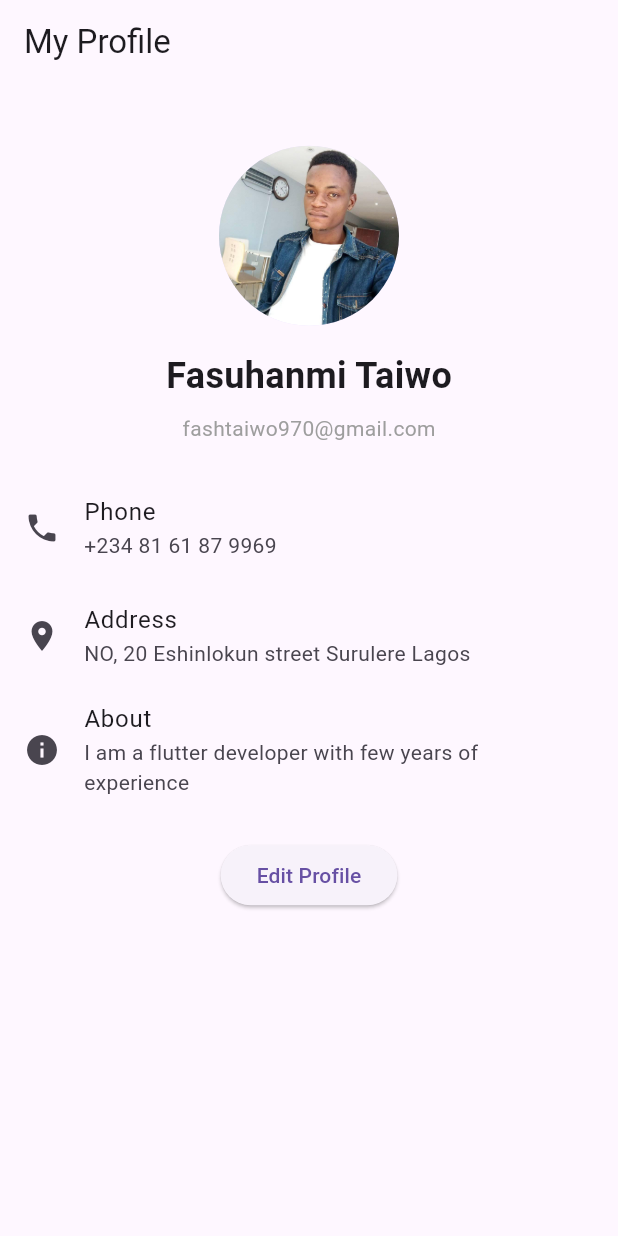
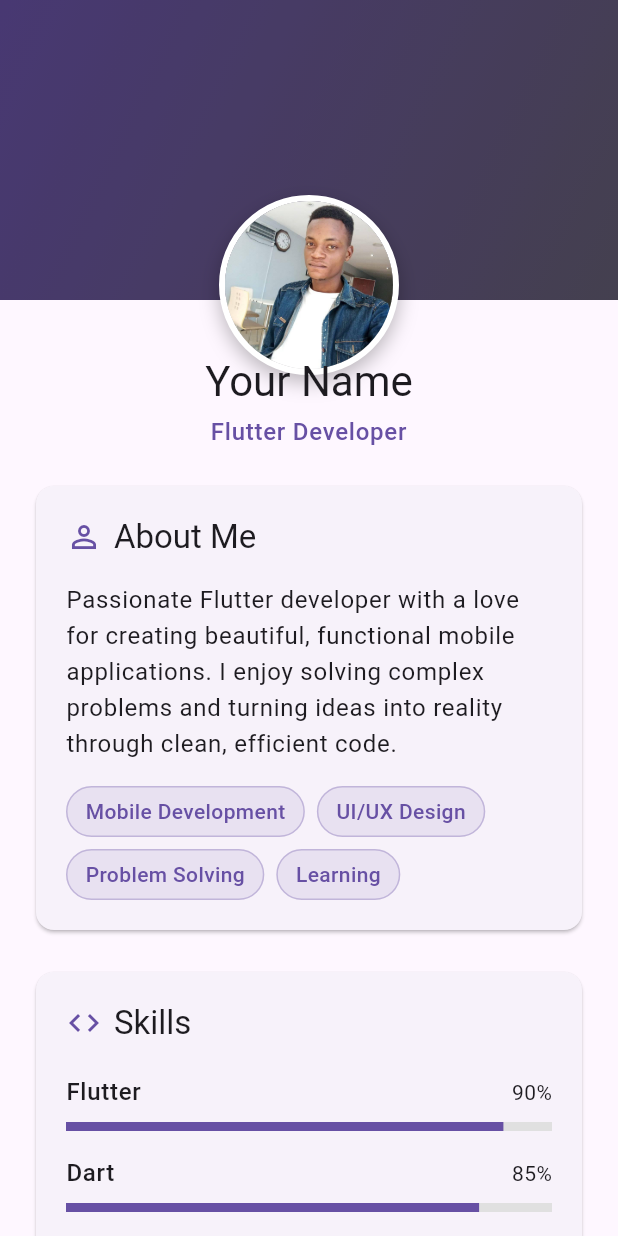
Before and after one commit to FashT/Profile-page, a Flutter app: the screen it shows after launch, on a phone screen of 412 x 824 dp. Run offline on Flutter 3.47's test engine with Material 3 defaults, Android fonts, the phone set to English and light mode, and no system bars; our stand-ins replace font_awesome_flutter.

Commit message:
second changes

```diff
--- a/lib/main.dart
+++ b/lib/main.dart
@@ -1,5 +1,6 @@
 import 'package:flutter/material.dart';
-import 'package:profile_app/profile_screen.dart';
+
+import 'package:profile_app/screens/profile_screen.dart';
 
 void main() {
   runApp(const MyApp());
@@ -15,8 +16,9 @@ class MyApp extends StatelessWidget {
       debugShowCheckedModeBanner: false,
       themeMode: ThemeMode.system,
       darkTheme: ThemeData.dark(),
-      title: 'Flutter Demo',
+      title: 'My Profile',
       home: ProfileScreen(),
+
     );
   }
 }
--- a/lib/profile_screen.dart
+++ /dev/null
@@ -1,54 +0,0 @@
-import 'package:flutter/material.dart';
-
-
-class ProfileScreen extends StatelessWidget {
-  const ProfileScreen({super.key});
-
-  @override
-  Widget build(BuildContext context) {
-    final size = MediaQuery.of(context).size;
-    return Scaffold(
-      appBar: AppBar(title: const Text('My Profile')),
-      body: Column(
-        mainAxisAlignment: MainAxisAlignment.start,
-        children: [
-          SizedBox(height: size.height * 0.05),
-          const CircleAvatar(
-            radius: 60,
-            backgroundImage: AssetImage('assets/images/fasht.jpg'),
-          ),
-          SizedBox(height: size.height * 0.02),
-          const Text(
-            'Fasuhanmi Taiwo',
-            style: TextStyle(fontSize: 24, fontWeight: FontWeight.bold),
-          ),
-          SizedBox(height: size.height * 0.01),
-          const Text(
-            'fashtaiwo970@gmail.com',
-            style: TextStyle(color: Colors.grey),
-          ),
-          SizedBox(height: size.height * 0.024),
-          ListTile(
-            leading: const Icon(Icons.phone),
-            title: const Text('Phone'),
-            subtitle: const Text('+234 81 61 87 9969'),
-          ),
-          ListTile(
-            leading: const Icon(Icons.location_on),
-            title: const Text('Address'),
-            subtitle: const Text('NO, 20 Eshinlokun street Surulere Lagos'),
-          ),
-          ListTile(
-            leading: const Icon(Icons.info),
-            title: const Text('About'),
-            subtitle: const Text(
-              'I am a flutter developer with few years of experience',
-            ),
-          ),
-          SizedBox(height: size.height * 0.024),
-          ElevatedButton(onPressed: () {}, child: const Text('Edit Profile')),
-        ],
-      ),
-    );
-  }
-}
--- /dev/null
+++ b/lib/screens/about_section.dart
@@ -0,0 +1,72 @@
+// lib/widgets/about_section.dart
+import 'package:flutter/material.dart';
+
+class AboutSection extends StatelessWidget {
+  const AboutSection({super.key});
+
+  @override
+  Widget build(BuildContext context) {
+    return Padding(
+      padding: const EdgeInsets.symmetric(horizontal: 20),
+      child: Card(
+        child: Padding(
+          padding: const EdgeInsets.all(20),
+          child: Column(
+            crossAxisAlignment: CrossAxisAlignment.start,
+            children: [
+              Row(
+                children: [
+                  Icon(
+                    Icons.person_outline,
+                    color: Theme.of(context).colorScheme.primary,
+                    size: 24,
+                  ),
+                  const SizedBox(width: 8),
+                  Text(
+                    'About Me',
+                    style: Theme.of(context).textTheme.titleLarge,
+                  ),
+                ],
+              ),
+              const SizedBox(height: 16),
+              Text(
+                'Passionate Flutter developer with a love for creating beautiful, functional mobile applications. I enjoy solving complex problems and turning ideas into reality through clean, efficient code.',
+                style: Theme.of(context).textTheme.bodyLarge,
+              ),
+              const SizedBox(height: 16),
+              Wrap(
+                spacing: 8,
+                runSpacing: 8,
+                children: [
+                  _buildInterestChip(context, 'Mobile Development'),
+                  _buildInterestChip(context, 'UI/UX Design'),
+                  _buildInterestChip(context, 'Problem Solving'),
+                  _buildInterestChip(context, 'Learning'),
+                ],
+              ),
+            ],
+          ),
+        ),
+      ),
+    );
+  }
+
+  Widget _buildInterestChip(BuildContext context, String label) {
+    return Container(
+      padding: const EdgeInsets.symmetric(horizontal: 12, vertical: 6),
+      decoration: BoxDecoration(
+        color: Theme.of(context).colorScheme.primary.withOpacity(0.1),
+        borderRadius: BorderRadius.circular(20),
+        border: Border.all(
+          color: Theme.of(context).colorScheme.primary.withOpacity(0.3),
+        ),
+      ),
+      child: Text(
+        label,
+        style: Theme.of(context).textTheme.bodyMedium?.copyWith(
+          color: Theme.of(context).colorScheme.primary,
+          fontWeight: FontWeight.w500,
+        ),
+     ),
+);}
+}
--- /dev/null
+++ b/lib/screens/profile_header.dart
@@ -0,0 +1,94 @@
+
+import 'package:flutter/material.dart';
+
+class ProfileHeader extends StatelessWidget {
+  const ProfileHeader({super.key});
+
+  @override
+  Widget build(BuildContext context) {
+    return Container(
+      height: 300,
+      child: Stack(
+        children: [
+          // Cover Image
+          Container(
+            height: 200,
+            width: double.infinity,
+            decoration: BoxDecoration(
+              gradient: LinearGradient(
+                colors: [
+                  Theme.of(context).colorScheme.primary,
+                  Theme.of(context).colorScheme.secondary,
+                ],
+                begin: Alignment.topLeft,
+                end: Alignment.bottomRight,
+              ),
+            ),
+            child: Container(
+              decoration: BoxDecoration(
+                color: Colors.black.withOpacity(0.3),
+              ),
+            ),
+          ),
+
+          // Profile Picture
+          Positioned(
+            bottom: 50,
+            left: 0,
+            right: 0,
+            child: Center(
+              child: Container(
+                width: 120,
+                height: 120,
+                decoration: BoxDecoration(
+                  shape: BoxShape.circle,
+                  border: Border.all(
+                    color: Colors.white,
+                    width: 4,
+                  ),
+                  boxShadow: [
+                    BoxShadow(
+                      color: Colors.black26,
+                      blurRadius: 10,
+                      offset: Offset(0, 5),
+                    ),
+                  ],
+                ),
+                child: CircleAvatar(
+                  radius: 56,
+                  backgroundImage: AssetImage('assets/images/fasht.jpg'),
+                  backgroundColor: Colors.grey[300],
+                ),
+              ),
+            ),
+          ),
+
+          // Name and Title
+          Positioned(
+            bottom: 0,
+            left: 0,
+            right: 0,
+            child: Column(
+              children: [
+                Text(
+                  'Your Name',
+                  style: Theme.of(context).textTheme.headlineMedium,
+                  textAlign: TextAlign.center,
+                ),
+                const SizedBox(height: 4),
+                Text(
+                  'Flutter Developer',
+                  style: Theme.of(context).textTheme.bodyLarge?.copyWith(
+                    color: Theme.of(context).colorScheme.primary,
+                    fontWeight: FontWeight.w500,
+                  ),
+                  textAlign: TextAlign.center,
+                ),
+              ],
+            ),
+          ),
+        ],
+     ),
+);
+}
+}
--- /dev/null
+++ b/lib/screens/profile_screen.dart
@@ -0,0 +1,34 @@
+// lib/screens/profile_screen.dart
+import 'package:flutter/material.dart';
+import 'package:profile_app/screens/about_section.dart';
+import 'package:profile_app/screens/contact_section.dart';
+import 'package:profile_app/screens/profile_header.dart';
+import 'package:profile_app/screens/project_section.dart';
+import 'package:profile_app/screens/skill_section.dart';
+
+
+class ProfileScreen extends StatelessWidget {
+  const ProfileScreen({super.key});
+
+  @override
+  Widget build(BuildContext context) {
+    return Scaffold(
+      body: SingleChildScrollView(
+        child: Column(
+          children: const [
+            ProfileHeader(),
+            SizedBox(height: 20),
+            AboutSection(),
+            SizedBox(height: 20),
+            SkillSection(),
+            SizedBox(height: 20),
+            ContactSection(),
+            SizedBox(height: 20),
+            ProjectsSection(),
+            SizedBox(height: 40),
+          ],
+        ),
+    ),
+);
+}
+}
--- /dev/null
+++ b/lib/screens/skill_section.dart
@@ -0,0 +1,78 @@
+// lib/widgets/skills_section.dart
+import 'package:flutter/material.dart';
+
+class SkillSection extends StatelessWidget {
+  const SkillSection({super.key});
+
+  @override
+  Widget build(BuildContext context) {
+    return Padding(
+      padding: const EdgeInsets.symmetric(horizontal: 20),
+      child: Card(
+        child: Padding(
+          padding: const EdgeInsets.all(20),
+          child: Column(
+            crossAxisAlignment: CrossAxisAlignment.start,
+            children: [
+              Row(
+                children: [
+                  Icon(
+                    Icons.code,
+                    color: Theme.of(context).colorScheme.primary,
+                    size: 24,
+                  ),
+                  const SizedBox(width: 8),
+                  Text(
+                    'Skills',
+                    style: Theme.of(context).textTheme.titleLarge,
+                  ),
+                ],
+              ),
+              const SizedBox(height: 20),
+              _buildSkillItem(context, 'Flutter', 0.9),
+              _buildSkillItem(context, 'Dart', 0.85),
+              _buildSkillItem(context, 'Firebase', 0.7),
+              _buildSkillItem(context, 'REST APIs', 0.8),
+              _buildSkillItem(context, 'Git', 0.75),
+            ],
+          ),
+        ),
+      ),
+    );
+  }
+
+  Widget _buildSkillItem(BuildContext context, String skill, double progress) {
+    return Padding(
+      padding: const EdgeInsets.only(bottom: 16),
+      child: Column(
+        crossAxisAlignment: CrossAxisAlignment.start,
+        children: [
+          Row(
+            mainAxisAlignment: MainAxisAlignment.spaceBetween,
+            children: [
+              Text(
+                skill,
+                style: Theme.of(context).textTheme.bodyLarge?.copyWith(
+                  fontWeight: FontWeight.w500,
+                ),
+              ),
+              Text(
+                '${(progress * 100).toInt()}%',
+                style: Theme.of(context).textTheme.bodyMedium,
+              ),
+            ],
+          ),
+          const SizedBox(height: 8),
+          LinearProgressIndicator(
+            value: progress,
+            backgroundColor: Colors.grey[300],
+            valueColor: AlwaysStoppedAnimation<Color>(
+              Theme.of(context).colorScheme.primary,
+            ),
+            minHeight: 6,
+          ),
+        ],
+    ),
+);
+}
+}
```
Also changed, not shown: lib/app_theme/app_theme.dart (added, +75 -0 lines), lib/screens/contact_section.dart (added, +131 -0 lines), lib/screens/project_section.dart (added, +138 -0 lines), pubspec.yaml (+14 -12 lines), assets/fonts/Poppins-Bold.ttf (added), assets/fonts/Poppins-Medium.ttf (added), assets/fonts/Poppins-Regular.ttf (added), assets/fonts/Poppins-SemiBold.ttf (added), pubspec.lock, 5 other files.
